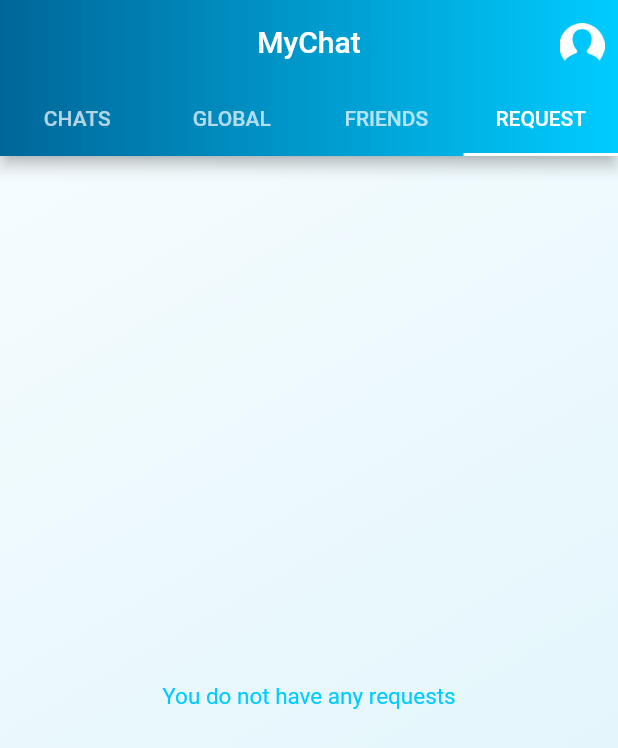
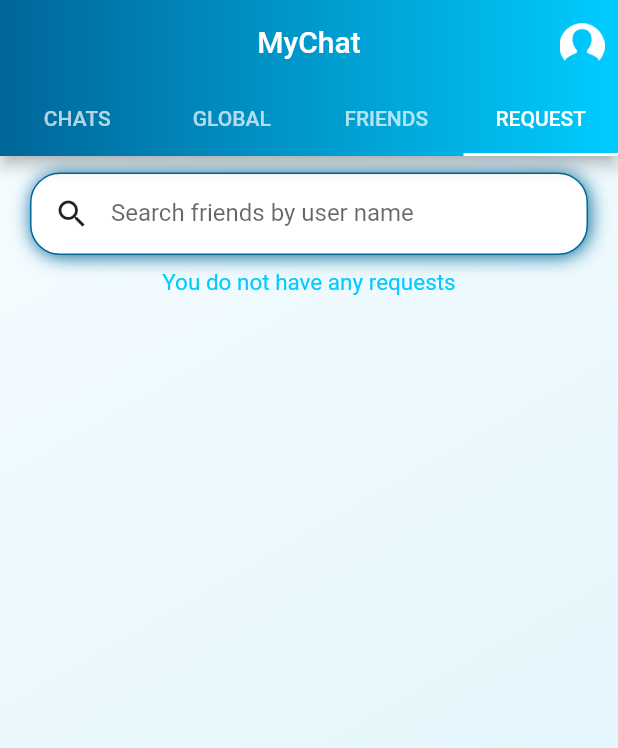
Before and after one commit to Donnwill/MyChat, a Flutter app: the HomePage screen opened directly, tab 4 chosen, on a phone screen of 412 x 824 dp. Shown: the top 748 px of the screen. Run offline on Flutter 3.47's test engine with Material 2 defaults, Android fonts, the phone set to English and light mode, and no system bars; our stand-ins replace cloud_firestore, datetime_picker_formfield, email_validator, firebase_analytics, firebase_auth, firebase_core and 3 more; accounts and stored records are empty.

Commit message:
[38] Search functionality

```diff
--- a/lib/pages/tabPages/requests_tab.dart
+++ b/lib/pages/tabPages/requests_tab.dart
@@ -3,6 +3,8 @@ import 'package:flutter/material.dart';
 import 'package:my_chat/helper/fade_animation.dart';
 import 'package:my_chat/models/requests.dart';
 import 'package:my_chat/models/users.dart';
+import 'package:my_chat/pages/tabPages/add_users.dart';
+import 'package:my_chat/pages/tabPages/search_users.dart';
 import 'package:shared_preferences/shared_preferences.dart';
 
 class RequestsTab extends StatefulWidget {
@@ -16,12 +18,15 @@ class _RequestsTabState extends State<RequestsTab> {
   SharedPreferences prefs;
   String currentUsersUid;
   Users currentUser;
+  String searchedUserName;
 
   int requestLength;
 
   DocumentSnapshot currentUsersSnapshot;
 
   CollectionReference userReference;
+
+  bool searchUsers;
 
   acceptRequest(Requests requestedUser, Users currentUser) {
     userReference = FirebaseFirestore.instance.collection('users_friends');
@@ -59,6 +64,20 @@ class _RequestsTabState extends State<RequestsTab> {
     });
   }
 
+  showSearchList(bool isActive) {
+    setState(() {
+      searchUsers = isActive;
+    });
+
+    print(searchUsers);
+  }
+
+  getSearchedUserName(String userName) {
+    setState(() {
+      searchedUserName = userName;
+    });
+  }
+
   @override
   void initState() {
     super.initState();
@@ -73,8 +92,13 @@ class _RequestsTabState extends State<RequestsTab> {
           gradient: const LinearGradient(
               colors: [Color(0xffF5FCFF), Color(0xffDBF3FA)], begin: Alignment.topLeft, end: Alignment.bottomRight),
         ),
-      child: (requestLength >= 1)
-            ? ListView.builder(
+        child: Column(
+          children: [
+            SearchUser(showSearchList, getSearchedUserName),
+            (searchUsers != true)
+                ? (requestLength >= 1)
+                    ? Expanded(
+                        child: ListView.builder(
                           itemBuilder: (BuildContext context, int index) {
                             var requests = widget.requestsList[index];
 
@@ -109,7 +133,8 @@ class _RequestsTabState extends State<RequestsTab> {
                                               shape: RoundedRectangleBorder(borderRadius: BorderRadius.circular(20))),
                                           child: Ink(
                                             decoration: BoxDecoration(
-                              gradient: const LinearGradient(colors: [Color(0xff57C84D), Color(0xffABE098)]),
+                                                gradient: const LinearGradient(
+                                                    colors: [Color(0xff57C84D), Color(0xffABE098)]),
                                                 borderRadius: BorderRadius.circular(15)),
                                             child: Container(
                                               width: 75,
@@ -137,7 +162,8 @@ class _RequestsTabState extends State<RequestsTab> {
                                                 shape: RoundedRectangleBorder(borderRadius: BorderRadius.circular(20))),
                                             child: Ink(
                                               decoration: BoxDecoration(
-                                gradient: const LinearGradient(colors: [Color(0xffDC1C13), Color(0xffF1959B)]),
+                                                  gradient: const LinearGradient(
+                                                      colors: [Color(0xffDC1C13), Color(0xffF1959B)]),
                                                   borderRadius: BorderRadius.circular(15)),
                                               child: Container(
                                                 width: 75,
@@ -162,6 +188,7 @@ class _RequestsTabState extends State<RequestsTab> {
                             );
                           },
                           itemCount: requestLength,
+                        ),
                       )
                     : Center(
                         child: Text(
@@ -172,6 +199,8 @@ class _RequestsTabState extends State<RequestsTab> {
                           ),
                         ),
                       )
-    );
+                : AddUsers(searchedUserName)
+          ],
+        ));
   }
 }
--- /dev/null
+++ b/lib/pages/tabPages/search_users.dart
@@ -0,0 +1,61 @@
+import 'package:flutter/material.dart';
+import 'package:my_chat/helper/fade_animation.dart';
+
+class SearchUser extends StatefulWidget {
+  final Function showSearchList;
+  final Function getSearchedUserName;
+  SearchUser(this.showSearchList, this.getSearchedUserName);
+  @override
+  _SearchUserState createState() => _SearchUserState();
+}
+
+class _SearchUserState extends State<SearchUser> {
+  String searchedUserName;
+  @override
+  Widget build(BuildContext context) {
+    return FadeAnimation(
+        2,
+        Container(
+          width: double.infinity,
+          height: 55,
+          margin: const EdgeInsets.symmetric(horizontal: 20, vertical: 10),
+          padding: const EdgeInsets.symmetric(horizontal: 15, vertical: 5),
+          decoration: BoxDecoration(
+              border: Border.all(color: Color(0xff006699), width: 1),
+              boxShadow: const [
+                BoxShadow(color: Color(0xff006699), blurRadius: 10, offset: Offset(1, 1)),
+              ],
+              color: Colors.white,
+              borderRadius: const BorderRadius.all(Radius.circular(20))),
+          child: Row(
+            mainAxisAlignment: MainAxisAlignment.start,
+            children: [
+              const Icon(Icons.search_outlined),
+              Expanded(
+                child: Container(
+                  margin: const EdgeInsets.only(left: 10),
+                  child: TextFormField(
+                    maxLines: 1,
+                    decoration: const InputDecoration(
+                      labelText: " Search friends by user name",
+                      floatingLabelBehavior: FloatingLabelBehavior.never,
+                      border: InputBorder.none,
+                    ),
+                    onChanged: (userSearch) {
+                      searchedUserName = userSearch;
+                      widget.getSearchedUserName(searchedUserName);
+
+                      if (userSearch != "") {
+                        widget.showSearchList(true);
+                      } else {
+                        widget.showSearchList(false);
+                      }
+                    },
+                  ),
+                ),
+              ),
+            ],
+          ),
+        ));
+  }
+}
```
Also changed, not shown: lib/pages/tabPages/add_users.dart (added, +136 -0 lines). Lines whose indentation alone changed are shown as unchanged.
